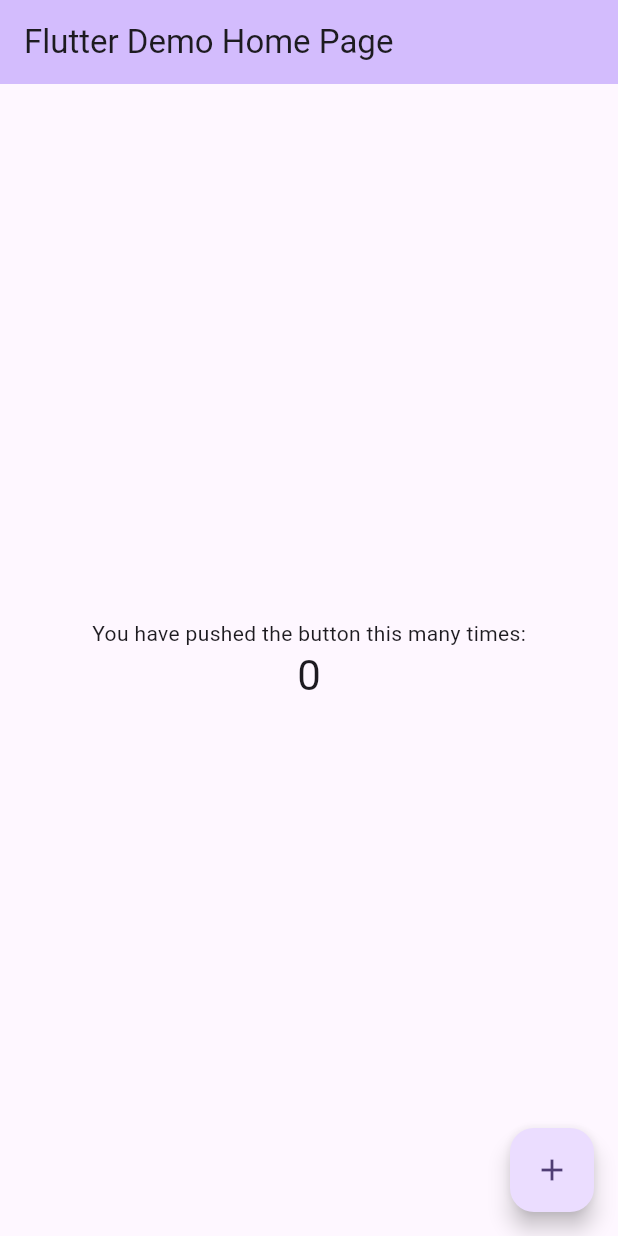
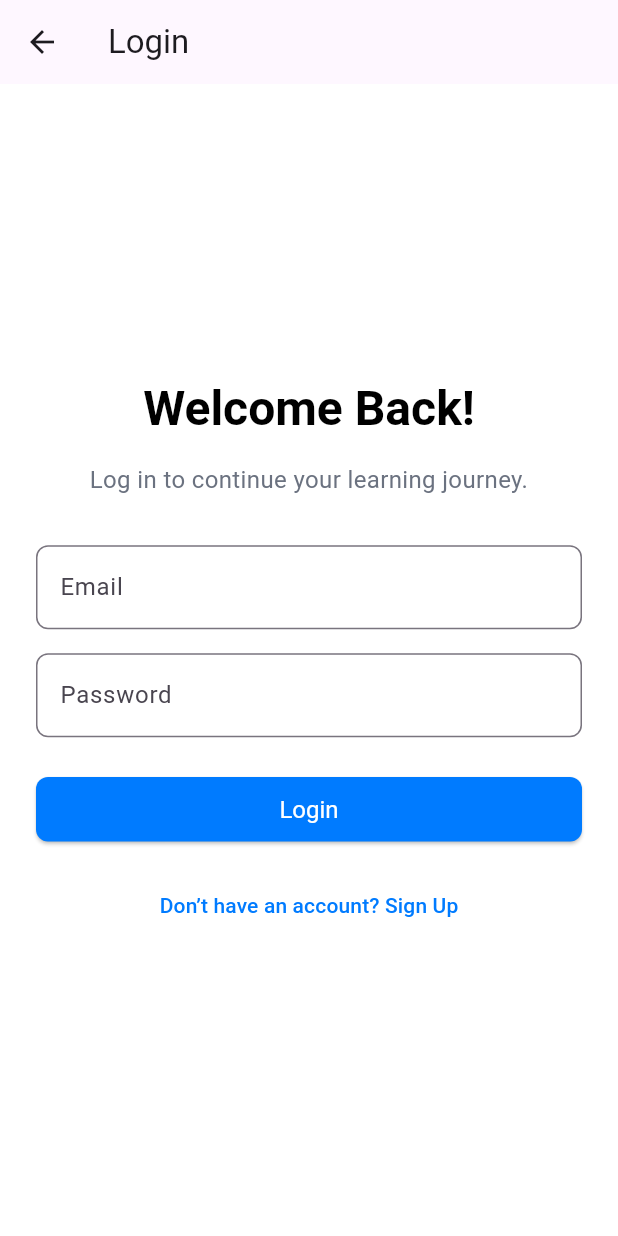
Before and after one commit to LamTanPhu/EXE201_Tutor, a Flutter app: the screen it shows after launch, on a phone screen of 412 x 824 dp. Run offline on Flutter 3.47's test engine with Material 3 defaults, Android fonts, the phone set to English and light mode, and no system bars.

Commit message:
setup login finished: May 18th

```diff
--- /dev/null
+++ b/lib/features/authentication/screens/login_screen.dart
@@ -0,0 +1,106 @@
+import 'package:flutter/material.dart';
+import 'package:tutor/routes/app_routes.dart';
+import 'package:tutor/services/api_service.dart';
+
+class LoginScreen extends StatelessWidget {
+  const LoginScreen({super.key});
+
+  @override
+  Widget build(BuildContext context) {
+    final TextEditingController emailController = TextEditingController();
+    final TextEditingController passwordController = TextEditingController();
+
+    return Scaffold(
+      appBar: AppBar(
+        title: const Text('Login'),
+        leading: IconButton(
+          icon: const Icon(Icons.arrow_back),
+          onPressed: () {
+            Navigator.pop(context);
+          },
+        ),
+      ),
+      body: SafeArea(
+        child: Padding(
+          padding: const EdgeInsets.symmetric(horizontal: 24.0),
+          child: Column(
+            mainAxisAlignment: MainAxisAlignment.center,
+            crossAxisAlignment: CrossAxisAlignment.stretch,
+            children: [
+              Text(
+                'Welcome Back!',
+                style: Theme.of(context).textTheme.headlineLarge,
+                textAlign: TextAlign.center,
+              ),
+              const SizedBox(height: 16),
+              Text(
+                'Log in to continue your learning journey.',
+                style: Theme.of(context).textTheme.bodyMedium,
+                textAlign: TextAlign.center,
+              ),
+              const SizedBox(height: 32),
+              TextField(
+                controller: emailController,
+                decoration: InputDecoration(
+                  labelText: 'Email',
+                  border: OutlineInputBorder(
+                    borderRadius: BorderRadius.circular(8),
+                  ),
+                ),
+              ),
+              const SizedBox(height: 16),
+              TextField(
+                controller: passwordController,
+                decoration: InputDecoration(
+                  labelText: 'Password',
+                  border: OutlineInputBorder(
+                    borderRadius: BorderRadius.circular(8),
+                  ),
+                ),
+                obscureText: true,
+              ),
+              const SizedBox(height: 24),
+              ElevatedButton(
+                onPressed: () async {
+                  try {
+                    final response = await ApiService.login(
+                      emailController.text,
+                      passwordController.text,
+                    );
+                    // Handle successful login
+                    final token = response['token'];
+                    final user = response['user'];
+                    ScaffoldMessenger.of(context).showSnackBar(
+                      SnackBar(
+                        content: Text(
+                          'Login successful! Token: $token\nUser: ${user['fullName']}',
+                        ),
+                      ),
+                    );
+                    // Navigate to home screen
+                    Navigator.pushNamed(context, AppRoutes.home);
+                  } catch (e) {
+                    ScaffoldMessenger.of(context).showSnackBar(
+                      SnackBar(content: Text('Error: $e')),
+                    );
+                  }
+                },
+                child: const Text('Login'),
+              ),
+              const SizedBox(height: 16),
+              TextButton(
+                onPressed: () {
+                  Navigator.pushNamed(context, AppRoutes.signup);
+                },
+                child: const Text(
+                  'Don’t have an account? Sign Up',
+                  style: TextStyle(color: Color(0xFF007BFF)),
+                ),
+              ),
+            ],
+          ),
+        ),
+      ),
+    );
+  }
+}
--- a/lib/main.dart
+++ b/lib/main.dart
@@ -1,4 +1,5 @@
 import 'package:flutter/material.dart';
+import 'package:tutor/routes/app_routes.dart'; // Updated import to use package:tutor
 
 void main() {
   runApp(const MyApp());
@@ -7,116 +8,163 @@ void main() {
 class MyApp extends StatelessWidget {
   const MyApp({super.key});
 
-  // This widget is the root of your application.
   @override
   Widget build(BuildContext context) {
     return MaterialApp(
-      title: 'Flutter Demo',
+      title: 'Tutorify',
       theme: ThemeData(
-        // This is the theme of your application.
-        //
-        // TRY THIS: Try running your application with "flutter run". You'll see
-        // the application has a purple toolbar. Then, without quitting the app,
-        // try changing the seedColor in the colorScheme below to Colors.green
-        // and then invoke "hot reload" (save your changes or press the "hot
-        // reload" button in a Flutter-supported IDE, or press "r" if you used
-        // the command line to start the app).
-        //
-        // Notice that the counter didn't reset back to zero; the application
-        // state is not lost during the reload. To reset the state, use hot
-        // restart instead.
-        //
-        // This works for code too, not just values: Most code changes can be
-        // tested with just a hot reload.
-        colorScheme: ColorScheme.fromSeed(seedColor: Colors.deepPurple),
+        primaryColor: const Color(0xFF007BFF),
+        scaffoldBackgroundColor: Colors.white,
+        textTheme: const TextTheme(
+          headlineLarge: TextStyle(
+            fontSize: 32,
+            fontWeight: FontWeight.bold,
+            color: Colors.black,
+          ),
+          bodyMedium: TextStyle(
+            fontSize: 16,
+            color: Color(0xFF6B7280),
+          ),
+        ),
+        elevatedButtonTheme: ElevatedButtonThemeData(
+          style: ElevatedButton.styleFrom(
+            backgroundColor: const Color(0xFF007BFF),
+            foregroundColor: Colors.white,
+            textStyle: const TextStyle(fontSize: 16),
+            padding: const EdgeInsets.symmetric(horizontal: 20, vertical: 12),
+            shape: RoundedRectangleBorder(
+              borderRadius: BorderRadius.circular(8),
+            ),
+          ),
+        ),
       ),
-      home: const MyHomePage(title: 'Flutter Demo Home Page'),
+      initialRoute: AppRoutes.login, // Ensure app starts at login screen
+      onGenerateRoute: AppRoutes.generateRoute, // Use custom route generator
+      debugShowCheckedModeBanner: false, // Optional: Removes debug banner
     );
   }
 }
 
-class MyHomePage extends StatefulWidget {
-  const MyHomePage({super.key, required this.title});
 
-  // This widget is the home page of your application. It is stateful, meaning
-  // that it has a State object (defined below) that contains fields that affect
-  // how it looks.
-
-  // This class is the configuration for the state. It holds the values (in this
-  // case the title) provided by the parent (in this case the App widget) and
-  // used by the build method of the State. Fields in a Widget subclass are
-  // always marked "final".
-
-  final String title;
-
-  @override
-  State<MyHomePage> createState() => _MyHomePageState();
-}
-
-class _MyHomePageState extends State<MyHomePage> {
-  int _counter = 0;
-
-  void _incrementCounter() {
-    setState(() {
-      // This call to setState tells the Flutter framework that something has
-      // changed in this State, which causes it to rerun the build method below
-      // so that the display can reflect the updated values. If we changed
-      // _counter without calling setState(), then the build method would not be
-      // called again, and so nothing would appear to happen.
-      _counter++;
-    });
-  }
-
-  @override
-  Widget build(BuildContext context) {
-    // This method is rerun every time setState is called, for instance as done
-    // by the _incrementCounter method above.
-    //
-    // The Flutter framework has been optimized to make rerunning build methods
-    // fast, so that you can just rebuild anything that needs updating rather
-    // than having to individually change instances of widgets.
-    return Scaffold(
-      appBar: AppBar(
-        // TRY THIS: Try changing the color here to a specific color (to
-        // Colors.amber, perhaps?) and trigger a hot reload to see the AppBar
-        // change color while the other colors stay the same.
-        backgroundColor: Theme.of(context).colorScheme.inversePrimary,
-        // Here we take the value from the MyHomePage object that was created by
-        // the App.build method, and use it to set our appbar title.
-        title: Text(widget.title),
-      ),
-      body: Center(
-        // Center is a layout widget. It takes a single child and positions it
-        // in the middle of the parent.
-        child: Column(
-          // Column is also a layout widget. It takes a list of children and
-          // arranges them vertically. By default, it sizes itself to fit its
-          // children horizontally, and tries to be as tall as its parent.
-          //
-          // Column has various properties to control how it sizes itself and
-          // how it positions its children. Here we use mainAxisAlignment to
-          // center the children vertically; the main axis here is the vertical
-          // axis because Columns are vertical (the cross axis would be
-          // horizontal).
-          //
-          // TRY THIS: Invoke "debug painting" (choose the "Toggle Debug Paint"
-          // action in the IDE, or press "p" in the console), to see the
-          // wireframe for each widget.
-          mainAxisAlignment: MainAxisAlignment.center,
-          children: <Widget>[
-            const Text('You have pushed the button this many times:'),
-            Text(
-              '$_counter',
-              style: Theme.of(context).textTheme.headlineMedium,
-            ),
-          ],
-        ),
-      ),
-      floatingActionButton: FloatingActionButton(
-        onPressed: _incrementCounter,
-        tooltip: 'Increment',
-        child: const Icon(Icons.add),
-      ), // This trailing comma makes auto-formatting nicer for build methods.
-    );
-  }
-}
+// import 'package:flutter/material.dart';
+//
+// void main() {
+//   runApp(const MyApp());
+// }
+//
+// class MyApp extends StatelessWidget {
+//   const MyApp({super.key});
+//
+//   // This widget is the root of your application.
+//   @override
+//   Widget build(BuildContext context) {
+//     return MaterialApp(
+//       title: 'Flutter Demo',
+//       theme: ThemeData(
+//         // This is the theme of your application.
+//         //
+//         // TRY THIS: Try running your application with "flutter run". You'll see
+//         // the application has a purple toolbar. Then, without quitting the app,
+//         // try changing the seedColor in the colorScheme below to Colors.green
+//         // and then invoke "hot reload" (save your changes or press the "hot
+//         // reload" button in a Flutter-supported IDE, or press "r" if you used
+//         // the command line to start the app).
+//         //
+//         // Notice that the counter didn't reset back to zero; the application
+//         // state is not lost during the reload. To reset the state, use hot
+//         // restart instead.
+//         //
+//         // This works for code too, not just values: Most code changes can be
+//         // tested with just a hot reload.
+//         colorScheme: ColorScheme.fromSeed(seedColor: Colors.deepPurple),
+//       ),
+//       home: const MyHomePage(title: 'Flutter Demo Home Page'),
+//     );
+//   }
+// }
+//
+// class MyHomePage extends StatefulWidget {
+//   const MyHomePage({super.key, required this.title});
+//
+//   // This widget is the home page of your application. It is stateful, meaning
+//   // that it has a State object (defined below) that contains fields that affect
+//   // how it looks.
+//
+//   // This class is the configuration for the state. It holds the values (in this
+//   // case the title) provided by the parent (in this case the App widget) and
+//   // used by the build method of the State. Fields in a Widget subclass are
+//   // always marked "final".
+//
+//   final String title;
+//
+//   @override
+//   State<MyHomePage> createState() => _MyHomePageState();
+// }
+//
+// class _MyHomePageState extends State<MyHomePage> {
+//   int _counter = 0;
+//
+//   void _incrementCounter() {
+//     setState(() {
+//       // This call to setState tells the Flutter framework that something has
+//       // changed in this State, which causes it to rerun the build method below
+//       // so that the display can reflect the updated values. If we changed
+//       // _counter without calling setState(), then the build method would not be
+//       // called again, and so nothing would appear to happen.
+//       _counter++;
+//     });
+//   }
+//
+//   @override
+//   Widget build(BuildContext context) {
+//     // This method is rerun every time setState is called, for instance as done
+//     // by the _incrementCounter method above.
+//     //
+//     // The Flutter framework has been optimized to make rerunning build methods
+//     // fast, so that you can just rebuild anything that needs updating rather
+//     // than having to individually change instances of widgets.
+//     return Scaffold(
+//       appBar: AppBar(
+//         // TRY THIS: Try changing the color here to a specific color (to
+//         // Colors.amber, perhaps?) and trigger a hot reload to see the AppBar
+//         // change color while the other colors stay the same.
+//         backgroundColor: Theme.of(context).colorScheme.inversePrimary,
+//         // Here we take the value from the MyHomePage object that was created by
+//         // the App.build method, and use it to set our appbar title.
+//         title: Text(widget.title),
+//       ),
+//       body: Center(
+//         // Center is a layout widget. It takes a single child and positions it
+//         // in the middle of the parent.
+//         child: Column(
+//           // Column is also a layout widget. It takes a list of children and
+//           // arranges them vertically. By default, it sizes itself to fit its
+//           // children horizontally, and tries to be as tall as its parent.
+//           //
+//           // Column has various properties to control how it sizes itself and
+//           // how it positions its children. Here we use mainAxisAlignment to
+//           // center the children vertically; the main axis here is the vertical
+//           // axis because Columns are vertical (the cross axis would be
+//           // horizontal).
+//           //
+//           // TRY THIS: Invoke "debug painting" (choose the "Toggle Debug Paint"
+//           // action in the IDE, or press "p" in the console), to see the
+//           // wireframe for each widget.
+//           mainAxisAlignment: MainAxisAlignment.center,
+//           children: <Widget>[
+//             const Text('You have pushed the button this many times:'),
+//             Text(
+//               '$_counter',
+//               style: Theme.of(context).textTheme.headlineMedium,
+//             ),
+//           ],
+//         ),
+//       ),
+//       floatingActionButton: FloatingActionButton(
+//         onPressed: _incrementCounter,
+//         tooltip: 'Increment',
+//         child: const Icon(Icons.add),
+//       ), // This trailing comma makes auto-formatting nicer for build methods.
+//     );
+//   }
+// }
--- /dev/null
+++ b/lib/routes/app_routes.dart
@@ -0,0 +1,32 @@
+import 'package:flutter/material.dart';
+import '../features/authentication/screens/login_screen.dart';
+import '../features/authentication/screens/signup_screen.dart';
+import '../features/authentication/screens/verify_otp_screen.dart';
+import '../features/home/screens/home_screen.dart'; // New import
+
+class AppRoutes {
+  static const String login = '/login';
+  static const String signup = '/signup';
+  static const String verifyOtp = '/verify-otp';
+  static const String home = '/home'; // New route
+
+  static Route<dynamic> generateRoute(RouteSettings settings) {
+    switch (settings.name) {
+      case login:
+        return MaterialPageRoute(builder: (_) => const LoginScreen());
+      case signup:
+        return MaterialPageRoute(builder: (_) => const SignupScreen());
+      case verifyOtp:
+        final args = settings.arguments as String?;
+        return MaterialPageRoute(builder: (_) => VerifyOtpScreen(email: args));
+      case home:
+        return MaterialPageRoute(builder: (_) => const HomeScreen());
+      default:
+        return MaterialPageRoute(
+          builder: (_) => const Scaffold(
+            body: Center(child: Text('Route not found')),
+          ),
+        );
+    }
+  }
+}
--- /dev/null
+++ b/lib/services/api_service.dart
@@ -0,0 +1,68 @@
+import 'package:http/http.dart' as http;
+import 'dart:convert';
+
+class ApiService {
+  static const String baseUrl = 'https://exe202-booking-tutor-backend.onrender.com';
+
+  static Future<Map<String, dynamic>> login(String email, String password) async {
+    final response = await http.post(
+      Uri.parse('$baseUrl/api/auth/login'),
+      headers: {'Content-Type': 'application/json'},
+      body: jsonEncode({'email': email, 'password': password}),
+    );
+
+    if (response.statusCode == 200) {
+      return jsonDecode(response.body);
+    } else if (response.statusCode == 400) {
+      throw Exception('Login failed: Invalid input or account not active - ${response.body}');
+    } else if (response.statusCode == 401) {
+      throw Exception('Login failed: Invalid credentials - ${response.body}');
+    } else if (response.statusCode == 404) {
+      throw Exception('Login failed: Account not found - ${response.body}');
+    } else if (response.statusCode == 500) {
+      throw Exception('Login failed: Internal server error - ${response.body}');
+    } else {
+      throw Exception('Failed to login: ${response.statusCode} - ${response.body}');
+    }
+  }
+
+  static Future<Map<String, dynamic>> register(String name, String email, String password) async {
+    final response = await http.post(
+      Uri.parse('$baseUrl/api/auth/register'),
+      headers: {'Content-Type': 'application/json'},
+      body: jsonEncode({'name': name, 'email': email, 'password': password}),
+    );
+
+    if (response.statusCode == 201) {
+      return jsonDecode(response.body);
+    } else if (response.statusCode == 400) {
+      throw Exception('Registration failed: Invalid input - ${response.body}');
+    } else if (response.statusCode == 409) {
+      throw Exception('Registration failed: Email already exists - ${response.body}');
+    } else if (response.statusCode == 500) {
+      throw Exception('Registration failed: Internal server error - ${response.body}');
+    } else {
+      throw Exception('Failed to register: ${response.statusCode} - ${response.body}');
+    }
+  }
+
+  static Future<Map<String, dynamic>> verifyOtp(String email, String otp) async {
+    final response = await http.post(
+      Uri.parse('$baseUrl/api/auth/verify-otp'),
+      headers: {'Content-Type': 'application/json'},
+      body: jsonEncode({'email': email, 'otp': otp}),
+    );
+
+    if (response.statusCode == 200) {
+      return jsonDecode(response.body);
+    } else if (response.statusCode == 400) {
+      throw Exception('OTP verification failed: Invalid or expired OTP - ${response.body}');
+    } else if (response.statusCode == 404) {
+      throw Exception('OTP verification failed: Account not found - ${response.body}');
+    } else if (response.statusCode == 500) {
+      throw Exception('OTP verification failed: Internal server error - ${response.body}');
+    } else {
+      throw Exception('Failed to verify OTP: ${response.statusCode} - ${response.body}');
+    }
+  }
+}
--- a/pubspec.yaml
+++ b/pubspec.yaml
@@ -30,6 +30,7 @@ environment:
 dependencies:
   flutter:
     sdk: flutter
+  http: ^1.4.0  # Added http package for API calls
 
   # The following adds the Cupertino Icons font to your application.
   # Use with the CupertinoIcons class for iOS style icons.
```
Also changed, not shown: lib/features/authentication/screens/signup_screen.dart (added, +121 -0 lines), lib/features/authentication/screens/verify_otp_screen.dart (added, +95 -0 lines), lib/features/home/screens/home_screen.dart (added, +23 -0 lines), pubspec.lock, 1 other file.
